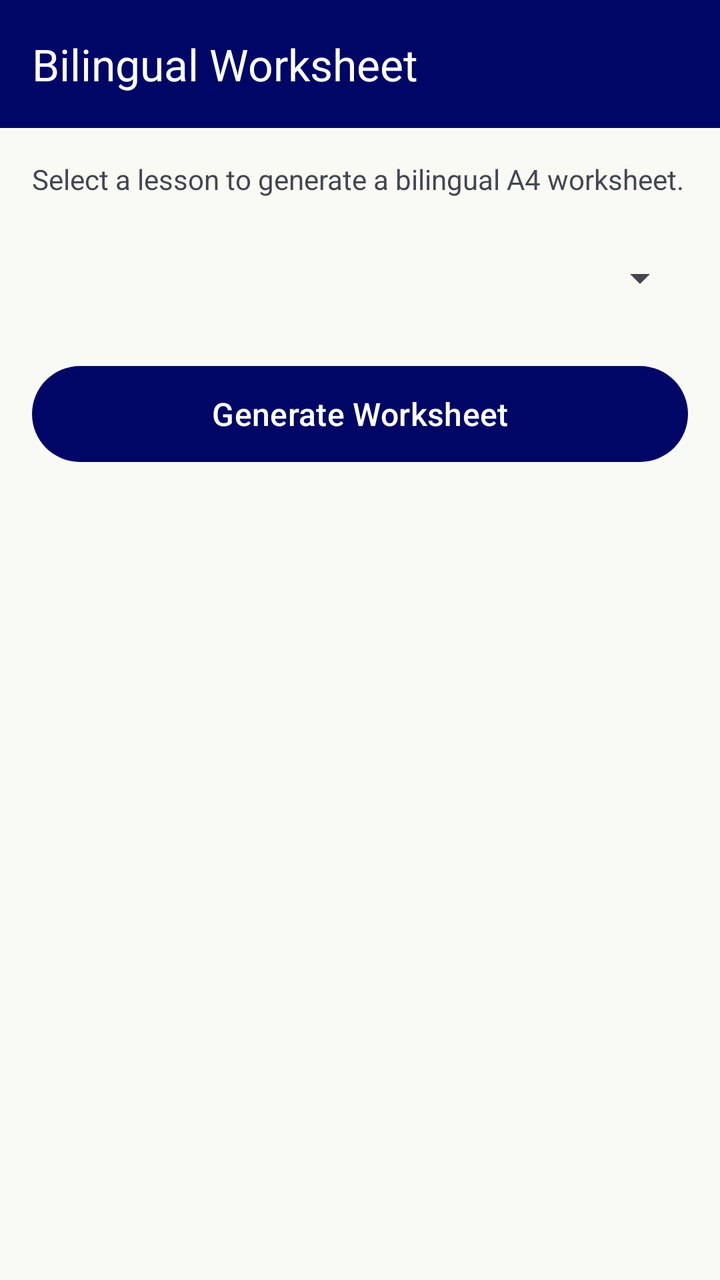
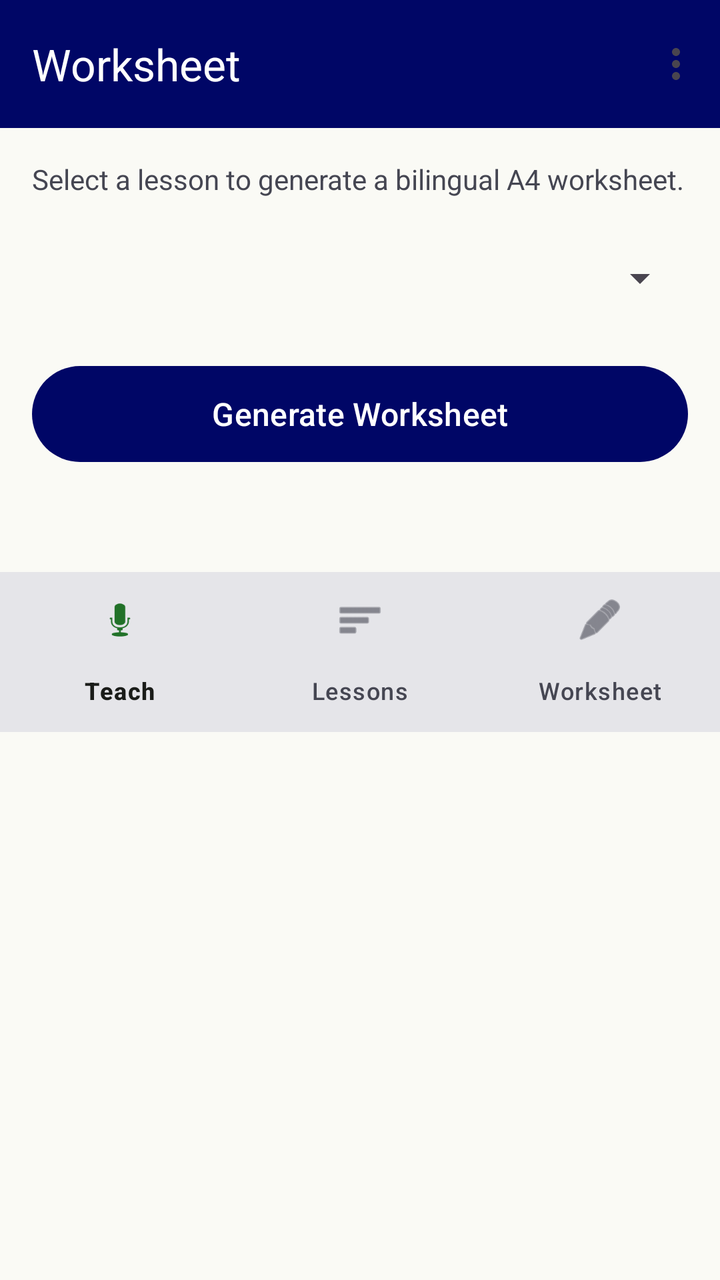

Compare the two renders of this Android layout. The source of the first and the diff that turns it into the second are given below.
<!-- AndroidManifest.xml: application theme Theme.OlSaathi -->
<!-- res/layout/activity_worksheet.xml -->
<?xml version="1.0" encoding="utf-8"?>
<LinearLayout xmlns:android="http://schemas.android.com/apk/res/android"
    xmlns:app="http://schemas.android.com/apk/res-auto"
    android:layout_width="match_parent"
    android:layout_height="match_parent"
    android:orientation="vertical"
    android:background="@color/md_theme_background">

    <com.google.android.material.appbar.MaterialToolbar
        android:id="@+id/toolbar"
        android:layout_width="match_parent"
        android:layout_height="?attr/actionBarSize"
        android:background="@color/md_theme_primary"
        app:title="@string/worksheet_title"
        app:titleTextColor="@color/md_theme_onPrimary"
        app:navigationIconTint="@color/md_theme_onPrimary" />

    <TextView
        android:layout_width="match_parent"
        android:layout_height="wrap_content"
        android:text="Select a lesson to generate a bilingual A4 worksheet."
        android:textColor="@color/md_theme_onSurfaceVariant"
        android:padding="16dp"
        android:textSize="14sp" />

    <Spinner
        android:id="@+id/spinnerLesson"
        android:layout_width="match_parent"
        android:layout_height="48dp"
        android:layout_marginHorizontal="16dp"
        android:layout_marginBottom="16dp" />

    <com.google.android.material.button.MaterialButton
        android:id="@+id/btnGenerate"
        android:layout_width="match_parent"
        android:layout_height="56dp"
        android:layout_marginHorizontal="16dp"
        android:text="Generate Worksheet"
        android:textSize="16sp" />

    <TextView
        android:id="@+id/textStatus"
        android:layout_width="match_parent"
        android:layout_height="wrap_content"
        android:textColor="@color/md_theme_onSurfaceVariant"
        android:padding="16dp"
        android:textSize="14sp"
        android:text="" />

    <com.google.android.material.button.MaterialButton
        android:id="@+id/btnShare"
        android:layout_width="match_parent"
        android:layout_height="48dp"
        android:layout_marginHorizontal="16dp"
        android:layout_marginBottom="8dp"
        android:text="@string/btn_share"
        android:visibility="gone"
        style="@style/Widget.Material3.Button.TonalButton" />

    <com.google.android.material.button.MaterialButton
        android:id="@+id/btnPrint"
        android:layout_width="match_parent"
        android:layout_height="48dp"
        android:layout_marginHorizontal="16dp"
        android:text="@string/btn_print"
        android:visibility="gone"
        style="@style/Widget.Material3.Button.OutlinedButton" />

</LinearLayout>
<!-- resources referenced by this layout -->
<resources>
  <color name="md_theme_background">#FAFAF5</color>
  <color name="md_theme_onPrimary">#FFFFFF</color>
  <color name="md_theme_onSurfaceVariant">#454652</color>
  <color name="md_theme_primary">#000666</color>
  <string name="btn_print">Print</string>
  <string name="btn_share">Share PDF</string>
  <string name="worksheet_title">Bilingual Worksheet</string>
  <color name="md_theme_primaryContainer">#1A237E</color>
  <color name="md_theme_onPrimaryContainer">#8690EE</color>
  <color name="md_theme_inversePrimary">#BDC2FF</color>
  <color name="md_theme_secondary">#1B6D24</color>
  <color name="md_theme_onSecondary">#FFFFFF</color>
  <color name="md_theme_secondaryContainer">#A0F399</color>
  <color name="md_theme_onSecondaryContainer">#217128</color>
  <color name="md_theme_tertiary">#3A0800</color>
  <color name="md_theme_onTertiary">#FFFFFF</color>
  <color name="md_theme_tertiaryContainer">#5F1300</color>
  <color name="md_theme_onTertiaryContainer">#FF663C</color>
  <color name="md_theme_error">#BA1A1A</color>
  <color name="md_theme_onError">#FFFFFF</color>
  <color name="md_theme_errorContainer">#FFDAD6</color>
  <color name="md_theme_onErrorContainer">#93000A</color>
  <color name="md_theme_onBackground">#1A1C19</color>
  <color name="md_theme_surface">#FAFAF5</color>
  <color name="md_theme_onSurface">#1A1C19</color>
  <color name="md_theme_surfaceVariant">#E3E3DE</color>
  <color name="md_theme_surfaceDim">#DADAD5</color>
  <color name="md_theme_surfaceBright">#FAFAF5</color>
  <color name="md_theme_surfaceContainerLowest">#FFFFFF</color>
  <color name="md_theme_surfaceContainerLow">#F4F4EF</color>
  <color name="md_theme_surfaceContainer">#EEEEE9</color>
  <color name="md_theme_surfaceContainerHigh">#E8E8E3</color>
  <color name="md_theme_surfaceContainerHighest">#E3E3DE</color>
  <color name="md_theme_inverseSurface">#2F312E</color>
  <color name="md_theme_inverseOnSurface">#F1F1EC</color>
  <color name="md_theme_outline">#767683</color>
  <color name="md_theme_outlineVariant">#C6C5D4</color>
  <!-- unchanged entries left out for length: 1 -->
</resources>

<!-- the commit's change to res/layout/activity_worksheet.xml (unified diff, before → after) -->
@@ -11,9 +11,10 @@
         android:layout_width="match_parent"
         android:layout_height="?attr/actionBarSize"
         android:background="@color/md_theme_primary"
-        app:title="@string/worksheet_title"
+        app:title="Worksheet"
         app:titleTextColor="@color/md_theme_onPrimary"
-        app:navigationIconTint="@color/md_theme_onPrimary" />
+        app:navigationIconTint="@color/md_theme_onPrimary"
+        app:menu="@menu/overflow_menu" />
 
     <TextView
         android:layout_width="match_parent"
@@ -66,4 +67,13 @@
         android:visibility="gone"
         style="@style/Widget.Material3.Button.OutlinedButton" />
 
+    
+    <com.google.android.material.bottomnavigation.BottomNavigationView
+        android:id="@+id/bottomNav"
+        android:layout_width="match_parent"
+        android:layout_height="wrap_content"
+        android:background="@color/md_theme_surface"
+        app:menu="@menu/bottom_nav_menu"
+        app:labelVisibilityMode="labeled" />
+
 </LinearLayout>
<!-- resource entries referenced after the edit -->
@@ -6,7 +6,6 @@
   <color name="md_theme_primary">#000666</color>
   <string name="btn_print">Print</string>
   <string name="btn_share">Share PDF</string>
-  <string name="worksheet_title">Bilingual Worksheet</string>
   <color name="md_theme_primaryContainer">#1A237E</color>
   <color name="md_theme_onPrimaryContainer">#8690EE</color>
   <color name="md_theme_inversePrimary">#BDC2FF</color>
